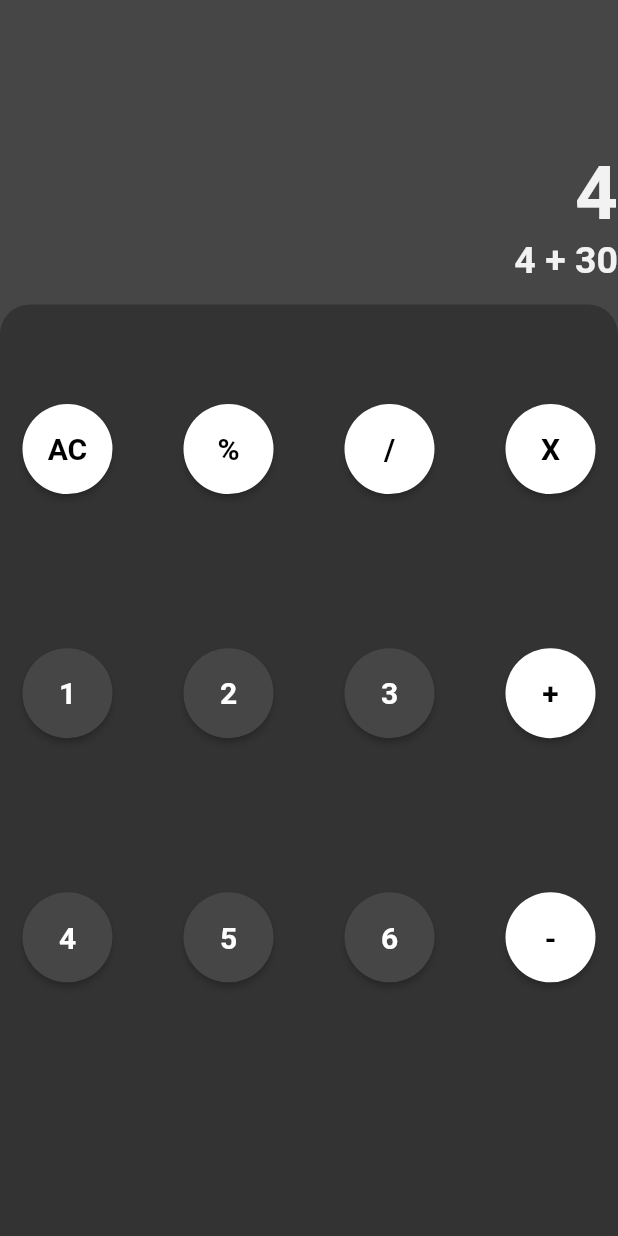
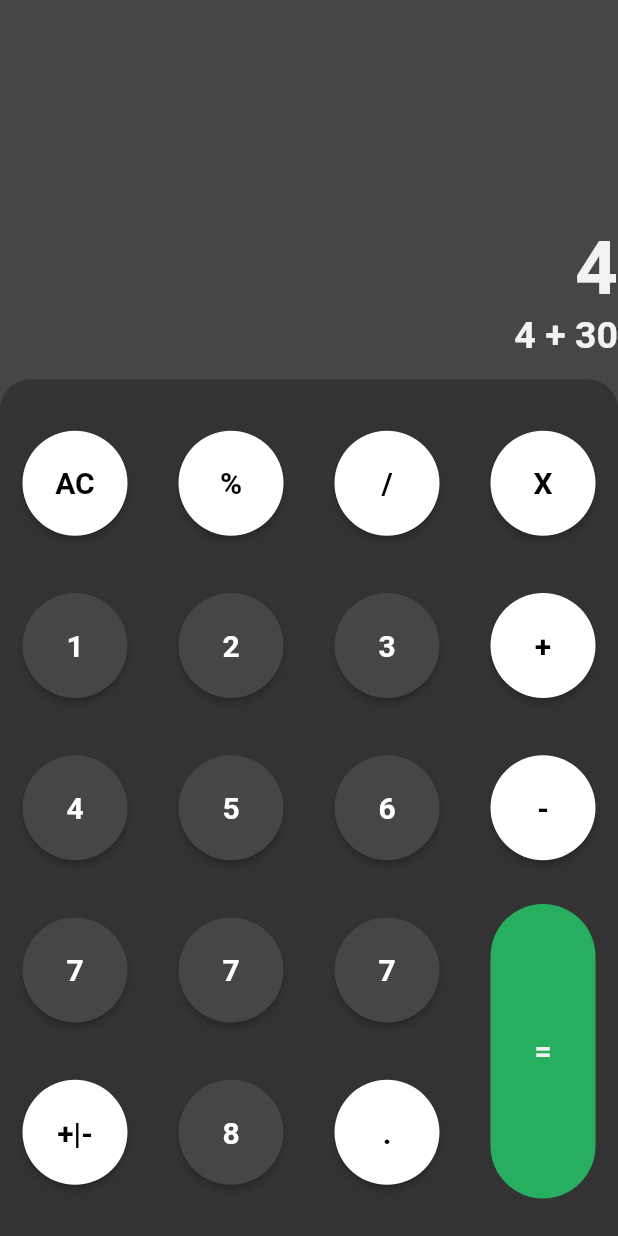
Before and after one commit to haroonkhan9426/Calculator-App, a Flutter app: the screen it shows after launch, on a phone screen of 412 x 824 dp. Run offline on Flutter 3.47's test engine with Material 2 defaults, Android fonts, the phone set to English and light mode, and no system bars.

Commit message:
Buttons UI done

```diff
--- a/lib/screens/calculator-screen.dart
+++ b/lib/screens/calculator-screen.dart
@@ -1,3 +1,4 @@
+import 'package:flutter/cupertino.dart';
 import 'package:flutter/material.dart';
 import 'package:gdgsession2/constants/colors.dart';
 
@@ -14,7 +15,7 @@ class _CalculatorScreenState extends State<CalculatorScreen> {
     return Scaffold(
       backgroundColor: customLightGreyColor,
       body: Padding(
-        padding: const EdgeInsets.only(top: 100),
+        padding: const EdgeInsets.only(top: 150),
         child: Column(
           crossAxisAlignment: CrossAxisAlignment.end,
           children: <Widget>[
@@ -58,6 +59,14 @@ class _CalculatorScreenState extends State<CalculatorScreen> {
         child: Column(
           mainAxisAlignment: MainAxisAlignment.spaceAround,
           children: <Widget>[
+            Expanded(
+              flex: 3,
+              child: Column(
+                mainAxisAlignment: MainAxisAlignment.spaceAround,
+                children: <Widget>[
+                  ///
+                  /// First Row of buttons
+                  ///
                   Row(
                     mainAxisAlignment: MainAxisAlignment.spaceBetween,
                     children: <Widget>[
@@ -67,26 +76,71 @@ class _CalculatorScreenState extends State<CalculatorScreen> {
                       _whiteButton(text: 'X', onPressed: () {}),
                     ],
                   ),
+
+                  ///
+                  /// Second Row of buttons
+                  ///
                   Row(
                     mainAxisAlignment: MainAxisAlignment.spaceBetween,
                     children: <Widget>[
-                _blackButton(text: '1', onPressed: (){}),
-                _blackButton(text: '2', onPressed: (){}),
-                _blackButton(text: '3', onPressed: (){}),
-                _whiteButton(text: '+', onPressed: (){}),
+                      _blackButton(text: '1', onPressed: () {}),
+                      _blackButton(text: '2', onPressed: () {}),
+                      _blackButton(text: '3', onPressed: () {}),
+                      _whiteButton(text: '+', onPressed: () {}),
                     ],
                   ),
+
+                  ///
+                  /// Third Row of buttons
+                  ///
                   Row(
                     mainAxisAlignment: MainAxisAlignment.spaceBetween,
                     children: <Widget>[
-                _blackButton(text: '4', onPressed: (){}),
-                _blackButton(text: '5', onPressed: (){}),
-                _blackButton(text: '6', onPressed: (){}),
-                _whiteButton(text: '-', onPressed: (){}),
+                      _blackButton(text: '4', onPressed: () {}),
+                      _blackButton(text: '5', onPressed: () {}),
+                      _blackButton(text: '6', onPressed: () {}),
+                      _whiteButton(text: '-', onPressed: () {}),
                     ],
                   ),
-            Row(
+                ],
+              ),
+            ),
+            ///
+            /// Final two rows
+            ///
+            Expanded(
+              flex: 2,
+              child: Row(
+                crossAxisAlignment: CrossAxisAlignment.stretch,
+                mainAxisAlignment: MainAxisAlignment.spaceBetween,
+                children: <Widget>[
+                  Column(
+                    mainAxisAlignment: MainAxisAlignment.spaceAround,
+                    children: <Widget>[
+                      _blackButton(text: '7', onPressed: () {}),
+                      _whiteButton(text: '+|-', onPressed: () {}),
+                    ],
+                  ),
+                  Column(
+                    mainAxisAlignment: MainAxisAlignment.spaceAround,
+                    children: <Widget>[
+                      _blackButton(text: '7', onPressed: () {}),
+                      _blackButton(text: '8', onPressed: () {}),
+                    ],
+                  ),
+                  Column(
+                    mainAxisAlignment: MainAxisAlignment.spaceAround,
+                    children: <Widget>[
+                      _blackButton(text: '7', onPressed: () {}),
+                      _whiteButton(text: '.', onPressed: () {}),
+                    ],
+                  ),
 
+                  ///
+                  /// Green '=' button
+                  _greenStretchButton(onPressed: () {})
+                ],
+              ),
             )
           ],
         ),
@@ -94,10 +148,25 @@ class _CalculatorScreenState extends State<CalculatorScreen> {
     );
   }
 
+  _greenStretchButton({text = '=', onPressed}) {
+    return Container(
+      width: 70,
+      margin: EdgeInsets.symmetric(vertical: 10),
+      decoration: BoxDecoration(color: customGreenColor, borderRadius: BorderRadius.circular(40)),
+      child: Center(
+        child: Text(
+          text,
+          style: TextStyle(
+              color: customWhiteColor, fontSize: 20, fontWeight: FontWeight.bold),
+        ),
+      ),
+    );
+  }
+
   _whiteButton({text, onPressed}) {
     return Container(
-      width: 60,
-      height: 60,
+      width: 70,
+      height: 70,
       child: MaterialButton(
         child: Text(
           text,
@@ -113,8 +182,8 @@ class _CalculatorScreenState extends State<CalculatorScreen> {
 
   _blackButton({text, onPressed}) {
     return Container(
-      width: 60,
-      height: 60,
+      width: 70,
+      height: 70,
       child: MaterialButton(
         child: Text(
           text,
```
Lines whose indentation alone changed are shown as unchanged.
